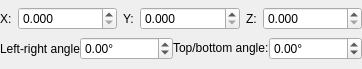
Above: gui/resources/dialogs/vector_chooser.ui from maximlevitsky/cgrender before the change. Below: the same form after it.
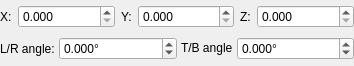
That is the form after the change.

The edit to the form file:
```diff
--- a/gui/resources/dialogs/vector_chooser.ui
+++ b/gui/resources/dialogs/vector_chooser.ui
@@ -6,8 +6,8 @@
    <rect>
     <x>0</x>
     <y>0</y>
-    <width>362</width>
-    <height>69</height>
+    <width>354</width>
+    <height>66</height>
    </rect>
   </property>
   <property name="windowTitle">
@@ -15,7 +15,7 @@
   </property>
   <layout class="QVBoxLayout" name="verticalLayout">
    <property name="spacing">
-    <number>0</number>
+    <number>4</number>
    </property>
    <property name="margin">
     <number>0</number>
@@ -92,7 +92,7 @@
      <item>
       <widget class="QLabel" name="labelPhi">
        <property name="text">
-        <string>Left-right angle</string>
+        <string>L/R angle:</string>
        </property>
       </widget>
      </item>
@@ -107,6 +107,9 @@
        <property name="suffix">
         <string>°</string>
        </property>
+       <property name="decimals">
+        <number>3</number>
+       </property>
        <property name="minimum">
         <double>-180.000000000000000</double>
        </property>
@@ -124,7 +127,13 @@
         </sizepolicy>
        </property>
        <property name="text">
-        <string>Top/bottom angle:</string>
+        <string>T/B angle</string>
+       </property>
+       <property name="textFormat">
+        <enum>Qt::AutoText</enum>
+       </property>
+       <property name="wordWrap">
+        <bool>true</bool>
        </property>
       </widget>
      </item>
@@ -139,6 +148,9 @@
        <property name="suffix">
         <string>°</string>
        </property>
+       <property name="decimals">
+        <number>3</number>
+       </property>
        <property name="minimum">
         <double>-90.000000000000000</double>
        </property>
```
